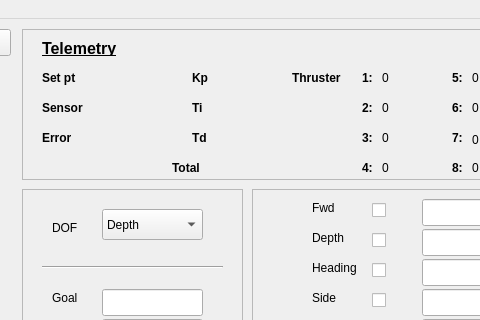
Before: the Qt Designer form src/gui/ControlUI.ui in silverbullet1/bbauv, drawn with Qt 5; both pictures show x 378 to 858 and y 0 to 320 of the 945 by 592 pixel window.
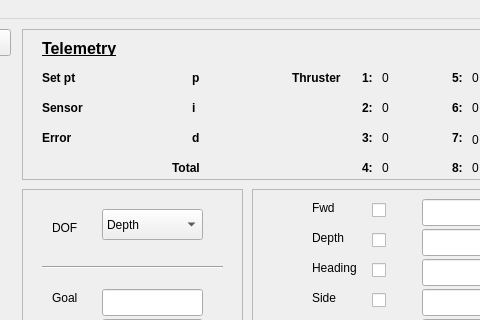
After: the same form once the commit is applied. Custom widgets are drawn as their Qt base class.

The edit to the form file:
```diff
--- a/src/gui/ControlUI.ui
+++ b/src/gui/ControlUI.ui
@@ -134,7 +134,7 @@
       </font>
      </property>
      <property name="text">
-      <string>Kp</string>
+      <string>p</string>
      </property>
     </widget>
     <widget class="QLabel" name="KI_label">
@@ -153,7 +153,7 @@
       </font>
      </property>
      <property name="text">
-      <string>Ti</string>
+      <string>i</string>
      </property>
     </widget>
     <widget class="QLabel" name="KD_label">
@@ -172,7 +172,7 @@
       </font>
      </property>
      <property name="text">
-      <string>Td</string>
+      <string>d</string>
      </property>
     </widget>
     <widget class="QLabel" name="output_label">
@@ -255,7 +255,7 @@
     <widget class="QLabel" name="KP_val">
      <property name="geometry">
       <rect>
-       <x>200</x>
+       <x>190</x>
        <y>40</y>
        <width>66</width>
        <height>17</height>
@@ -268,7 +268,7 @@
     <widget class="QLabel" name="KI_val">
      <property name="geometry">
       <rect>
-       <x>200</x>
+       <x>190</x>
        <y>70</y>
        <width>66</width>
        <height>17</height>
@@ -281,7 +281,7 @@
     <widget class="QLabel" name="KD_val">
      <property name="geometry">
       <rect>
-       <x>200</x>
+       <x>190</x>
        <y>100</y>
        <width>66</width>
        <height>17</height>
@@ -294,7 +294,7 @@
     <widget class="QLabel" name="output_val">
      <property name="geometry">
       <rect>
-       <x>200</x>
+       <x>190</x>
        <y>130</y>
        <width>66</width>
        <height>17</height>
```
Left out of the diff: 8 changed lines with no effect on the pictures.
